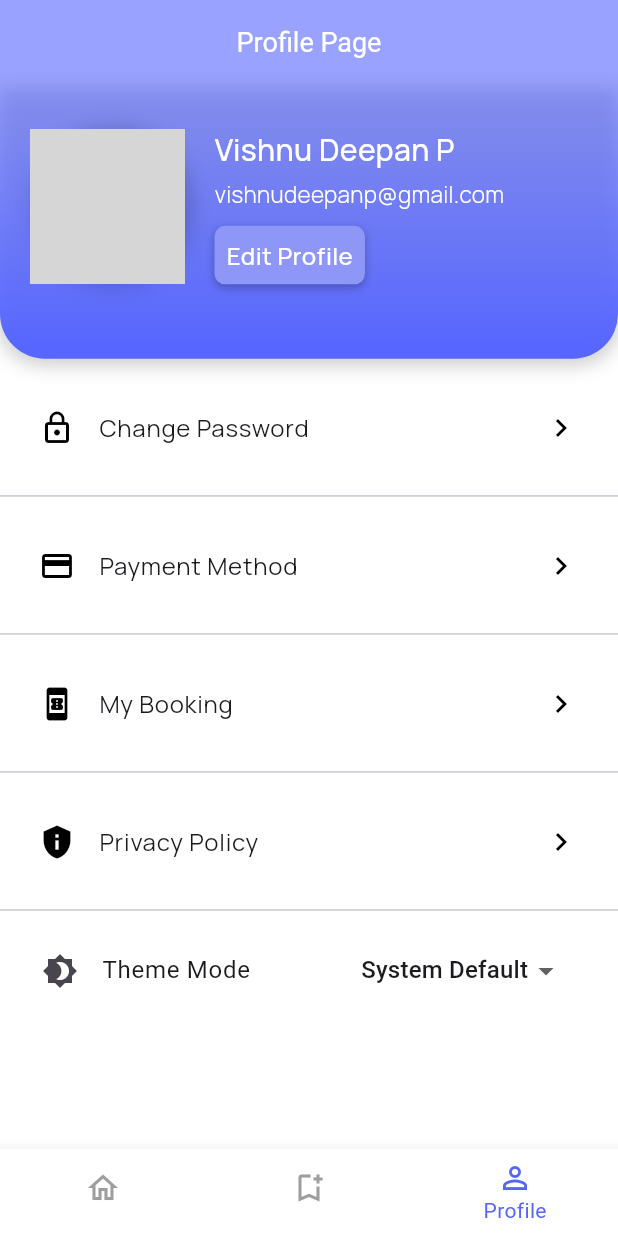
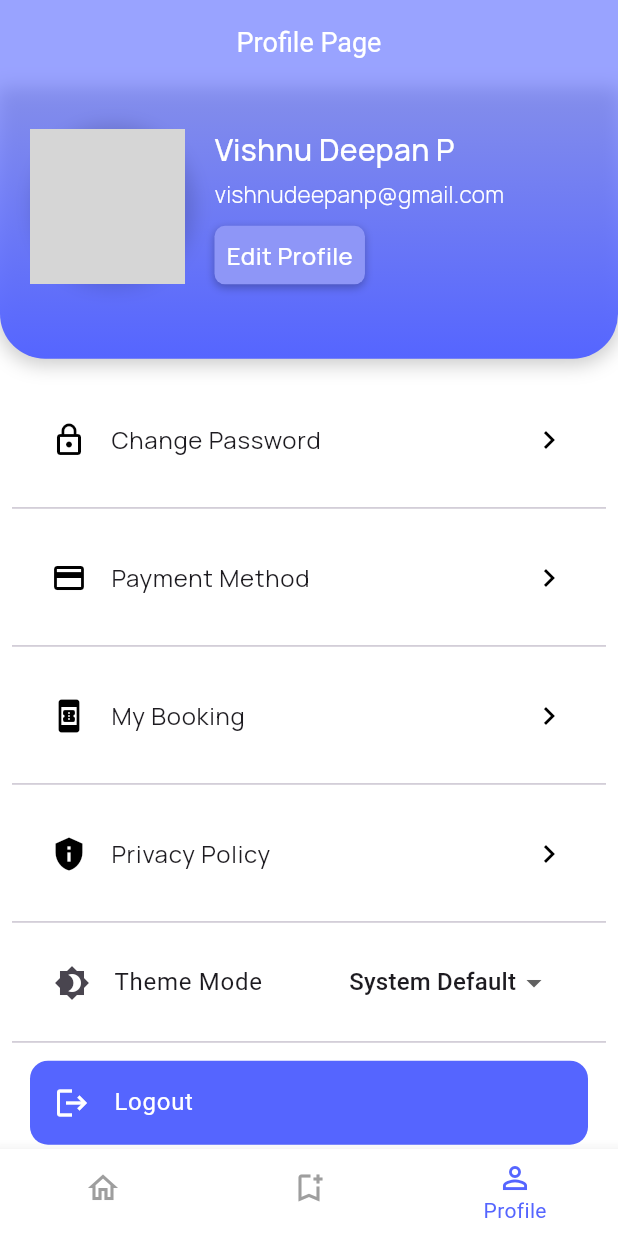
Before and after one commit to Vishnu-Deepan/hotel_booking, a Flutter app: the screen it shows after launch, swiped to page 3, on a phone screen of 412 x 824 dp. Run offline on Flutter 3.47's test engine with Material 3 defaults, Android fonts, the phone set to English and light mode, and no system bars; our stand-ins replace flutter_rating_bar, google_fonts, photo_view; network calls fail; Roboto replaces fonts that are missing (Dangrek); grey boxes are pictures that could not be loaded.

Commit message:
Edit Profile

```diff
--- a/lib/Screens/profile.dart
+++ b/lib/Screens/profile.dart
@@ -1,5 +1,6 @@
 import 'package:flutter/material.dart';
 import 'package:google_fonts/google_fonts.dart';
+import 'package:hotel_booking/Screens/edit_profile_page.dart';
 import 'package:provider/provider.dart';
 import '../themes/custom_colors.dart';
 import '../themes/provider.dart';
@@ -52,7 +53,7 @@ class ProfilePage extends StatelessWidget {
                   color: Colors.black.withOpacity(0.2),
                   spreadRadius: 1,
                   blurRadius: 10,
-                  offset: Offset(0, 3),
+                  offset: const Offset(0, 3),
                 ),
               ],
             ),
@@ -73,22 +74,21 @@ class ProfilePage extends StatelessWidget {
                           color: Colors.black.withOpacity(0.15),
                           blurRadius: 10,
                           spreadRadius: 2,
-                          offset: Offset(4, 0),
+                          offset: const Offset(4, 0),
                         ),
                       ],
-                      image: DecorationImage(
+                      image: const DecorationImage(
                         image: NetworkImage("https://i.pravatar.cc/56334846"),
                         fit: BoxFit.cover,
                       ),
-                      borderRadius: BorderRadius.circular(profileImageSize /
-                          2),
+                      borderRadius: BorderRadius.circular(profileImageSize / 2),
                       border: Border.all(
                         color: Colors.white,
                         width: 1.5,
                       ),
                     ),
                   ),
-                  SizedBox(
+                  const SizedBox(
                     width: 10,
                   ),
 
@@ -122,7 +122,9 @@ class ProfilePage extends StatelessWidget {
                           const SizedBox(height: 10),
                           InkWell(
                             onTap: () {
-                              // Handle your button tap here
+                              Navigator.of(context).push(MaterialPageRoute(
+                                builder: (context) => const EditProfilePage(),
+                              ));
                             },
                             child: Container(
                               padding: const EdgeInsets.all(8),
@@ -134,7 +136,7 @@ class ProfilePage extends StatelessWidget {
                                     color: Colors.black.withOpacity(0.25),
                                     spreadRadius: 0,
                                     blurRadius: 4,
-                                    offset: Offset(0, 2),
+                                    offset: const Offset(0, 2),
                                   ),
                                 ],
                               ),
@@ -159,6 +161,8 @@ class ProfilePage extends StatelessWidget {
 
           // BOTTOM Section
           Expanded(
+            child: Padding(
+              padding: const EdgeInsets.all(8.0),
               child: ListView(
                 children: ListTile.divideTiles(
                   context: context,
@@ -174,10 +178,10 @@ class ProfilePage extends StatelessWidget {
 
                     //theme changer
                     Padding(
-                    padding: EdgeInsets.all(12),
+                      padding: const EdgeInsets.all(12),
                       child: ListTile(
-                      leading: Icon(Icons.brightness_4),
-                      title: Text("Theme Mode"),
+                        leading: const Icon(Icons.brightness_4),
+                        title: const Text("Theme Mode"),
                         trailing: DropdownButton<ThemeMode>(
                           value: themeProvider.themeMode,
                           onChanged: (ThemeMode? newValue) {
@@ -199,12 +203,37 @@ class ProfilePage extends StatelessWidget {
                               child: Text("Dark"),
                             ),
                           ],
-                        underline: Container(), // Optional: to remove underline
+                          underline:
+                              Container(), // Optional: to remove underline
                         ),
                       ),
-                  )
+                    ),
+
+                    // Logout button
+                    Padding(
+                      padding: const EdgeInsets.all(12),
+                      child: ListTile(
+                        shape: RoundedRectangleBorder(
+                          borderRadius: BorderRadius.circular(
+                              12), // Adjust the border radius as needed
+                        ),
+                        tileColor: CColors.primaryColor(context),
+                        leading: const Icon(
+                          Icons.logout,
+                          color: Colors.white,
+                        ),
+                        title: const Text(
+                          "Logout",
+                          style: TextStyle(
+                            color: Colors.white,
+                          ),
+                        ),
+                        onTap: _handleLogout,
+                      ),
+                    ),
                   ],
                 ).toList(),
+              ),
             ),
           ),
         ],
@@ -231,4 +260,9 @@ class ProfilePage extends StatelessWidget {
       ),
     );
   }
+
+  void _handleLogout() {
+    // Implement logout functionality here
+    // For example, you can navigate to the login page and clear any user session data
   }
+}
--- a/pubspec.yaml
+++ b/pubspec.yaml
@@ -30,9 +30,8 @@ environment:
 dependencies:
   flutter_rating_bar:
   provider:
-  flutter_staggered_grid_view:
   photo_view:
-  dropdown_button2:
+  intl:
   google_fonts:
   flutter:
     sdk: flutter
```
Also changed, not shown: lib/Screens/edit_profile_page.dart (added, +344 -0 lines), 1 other file. Lines whose indentation alone changed are shown as unchanged.
